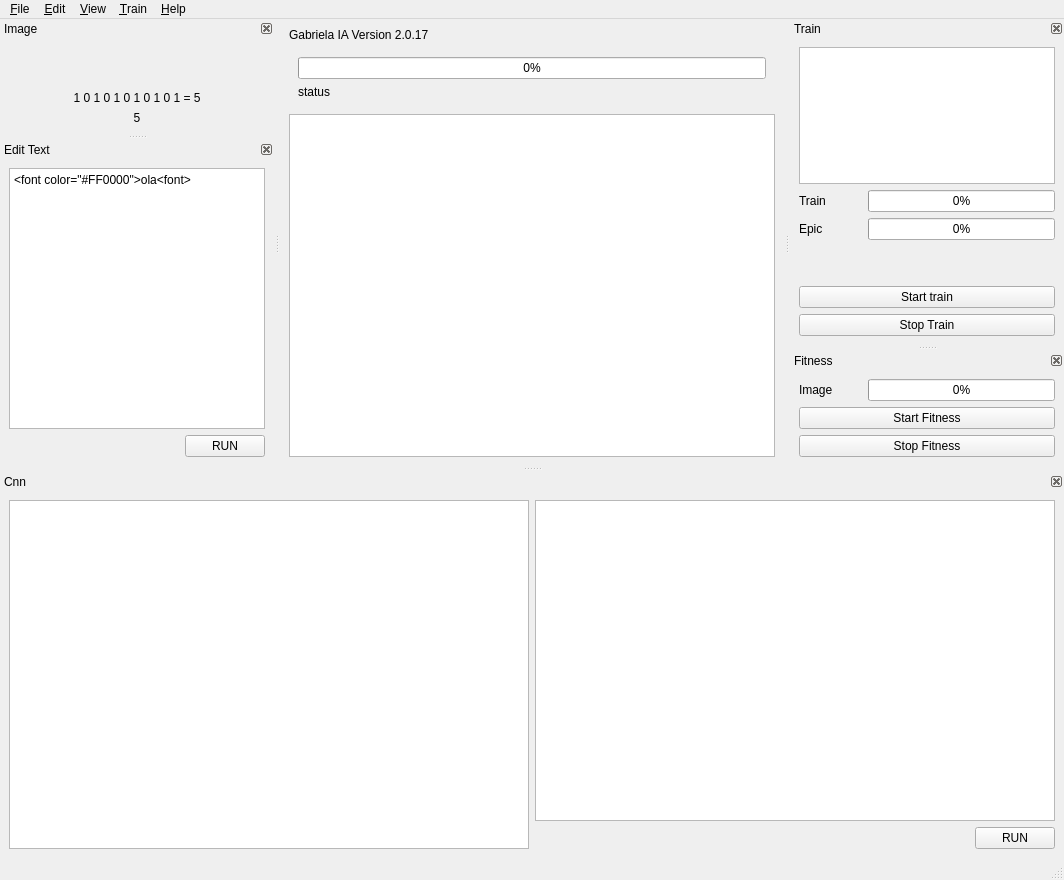
The window that pyTrain/uis/main.ui (Xx220xX/Rede-convolucional) describes before a commit, drawn with Qt 5.
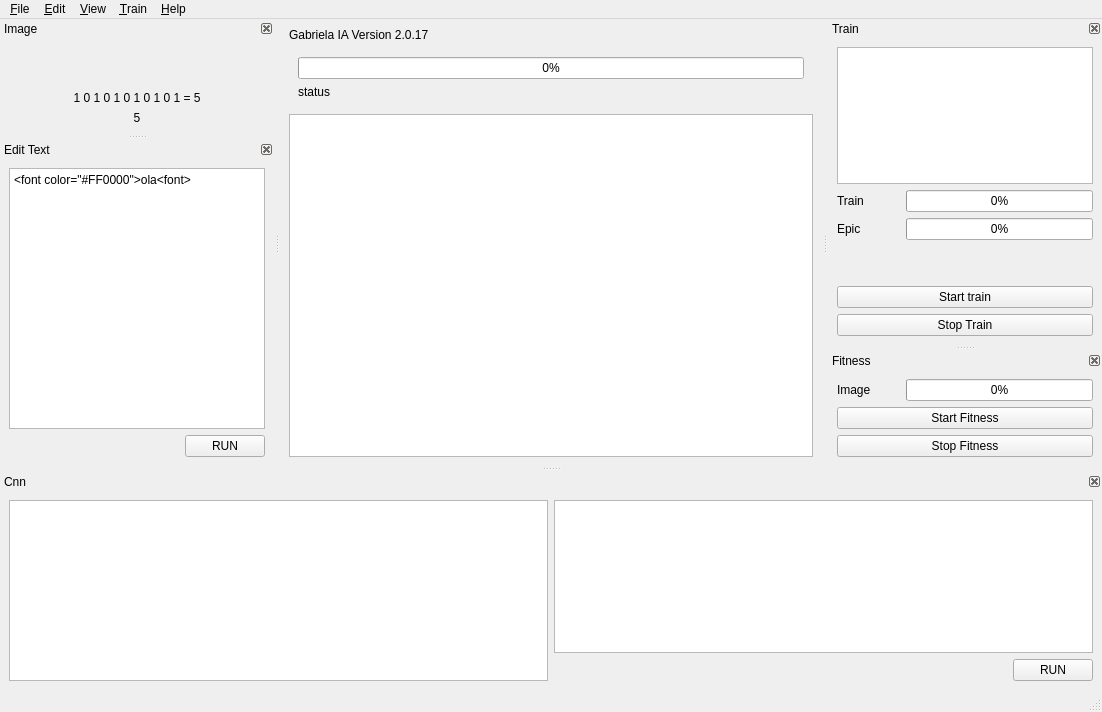
The same window after the commit.

Diff of the .ui file:
```diff
--- a/pyTrain/uis/main.ui
+++ b/pyTrain/uis/main.ui
@@ -6,8 +6,8 @@
    <rect>
     <x>0</x>
     <y>0</y>
-    <width>1064</width>
-    <height>874</height>
+    <width>1102</width>
+    <height>712</height>
    </rect>
   </property>
   <property name="windowTitle">
@@ -56,7 +56,7 @@
     <rect>
      <x>0</x>
      <y>0</y>
-     <width>1064</width>
+     <width>1102</width>
      <height>26</height>
     </rect>
    </property>
@@ -397,8 +397,8 @@
   <widget class="QDockWidget" name="windowCNN">
    <property name="minimumSize">
     <size>
-     <width>1064</width>
-     <height>386</height>
+     <width>222</width>
+     <height>174</height>
     </size>
    </property>
    <property name="floating">
```
